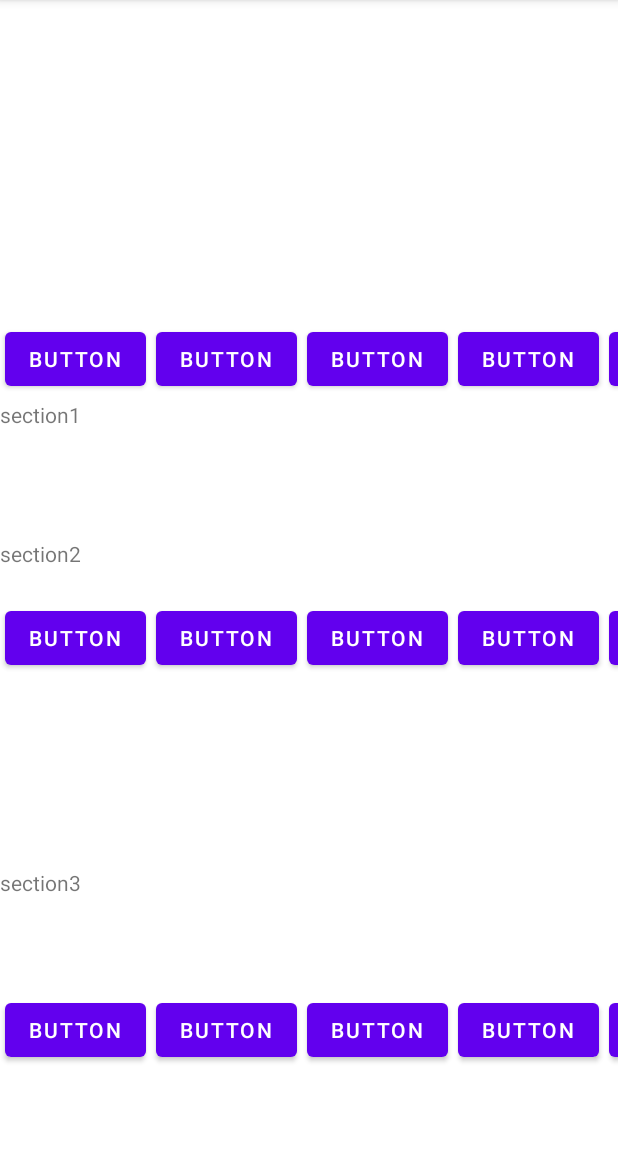
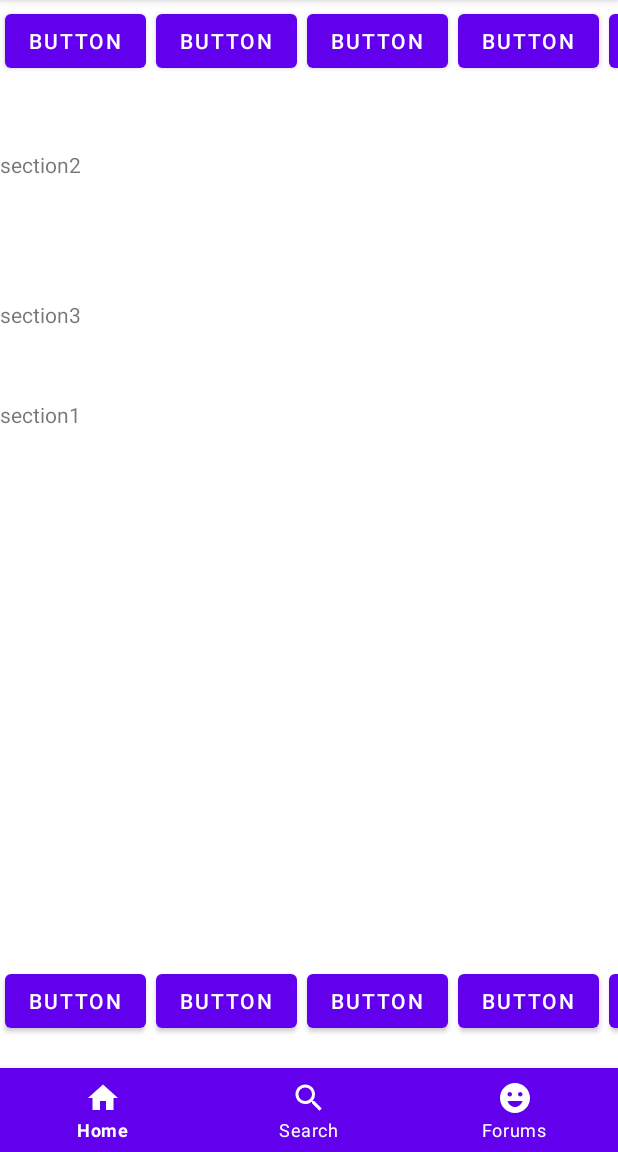
Before and after one commit to davidissak-zade/Vast, an Android app: the screen it shows after launch (MainActivity), on a phone screen of 412 x 824 dp, the part 84-1236 px from its top. Run offline under Robolectric (Android 15) with nearby library versions, the phone set to English and light mode, and no system bars.

Commit message:
navbar 1.2 +

```diff
--- /dev/null
+++ b/app/src/main/res/drawable/ic_community.xml
@@ -0,0 +1,5 @@
+<vector android:height="24dp" android:tint="#FFFFFF"
+    android:viewportHeight="24" android:viewportWidth="24"
+    android:width="24dp" xmlns:android="http://schemas.android.com/apk/res/android">
+    <path android:fillColor="@android:color/white" android:pathData="M11.99,2C6.47,2 2,6.48 2,12c0,5.52 4.47,10 9.99,10C17.52,22 22,17.52 22,12C22,6.48 17.52,2 11.99,2zM8.5,8C9.33,8 10,8.67 10,9.5S9.33,11 8.5,11S7,10.33 7,9.5S7.67,8 8.5,8zM12,18c-2.28,0 -4.22,-1.66 -5,-4h10C16.22,16.34 14.28,18 12,18zM15.5,11c-0.83,0 -1.5,-0.67 -1.5,-1.5S14.67,8 15.5,8S17,8.67 17,9.5S16.33,11 15.5,11z"/>
+</vector>
--- /dev/null
+++ b/app/src/main/res/drawable/ic_home.xml
@@ -0,0 +1,5 @@
+<vector android:height="24dp" android:tint="#FFFFFF"
+    android:viewportHeight="24" android:viewportWidth="24"
+    android:width="24dp" xmlns:android="http://schemas.android.com/apk/res/android">
+    <path android:fillColor="@android:color/white" android:pathData="M10,20v-6h4v6h5v-8h3L12,3 2,12h3v8z"/>
+</vector>
--- /dev/null
+++ b/app/src/main/res/drawable/ic_search.xml
@@ -0,0 +1,5 @@
+<vector android:height="24dp" android:tint="#FFFFFF"
+    android:viewportHeight="24" android:viewportWidth="24"
+    android:width="24dp" xmlns:android="http://schemas.android.com/apk/res/android">
+    <path android:fillColor="@android:color/white" android:pathData="M15.5,14h-0.79l-0.28,-0.27C15.41,12.59 16,11.11 16,9.5 16,5.91 13.09,3 9.5,3S3,5.91 3,9.5 5.91,16 9.5,16c1.61,0 3.09,-0.59 4.23,-1.57l0.27,0.28v0.79l5,4.99L20.49,19l-4.99,-5zM9.5,14C7.01,14 5,11.99 5,9.5S7.01,5 9.5,5 14,7.01 14,9.5 11.99,14 9.5,14z"/>
+</vector>
--- a/app/src/main/res/layout/activity_main.xml
+++ b/app/src/main/res/layout/activity_main.xml
@@ -1,5 +1,5 @@
 <?xml version="1.0" encoding="utf-8"?>
-<LinearLayout xmlns:android="http://schemas.android.com/apk/res/android"
+<RelativeLayout xmlns:android="http://schemas.android.com/apk/res/android"
     xmlns:app="http://schemas.android.com/apk/res-auto"
     xmlns:tools="http://schemas.android.com/tools"
     android:layout_width="match_parent"
@@ -7,6 +7,11 @@
     tools:context=".MainActivity"
     android:orientation="vertical">
 
+    <FrameLayout
+        android:id = "@+id/fl_wrapper"
+        android:layout_width="match_parent"
+        android:layout_height="match_parent"
+        android:layout_above="@id/bottom_navigation_panel"/>
 
     <TextView
         android:id="@+id/section1"
@@ -255,5 +260,16 @@
         android:translationY="-1000px"
         tools:srcCompat="@tools:sample/avatars" />
 
+<com.google.android.material.bottomnavigation.BottomNavigationView
+    android:id="@+id/bottom_navigation_panel"
+    android:layout_width="match_parent"
+    android:layout_height="wrap_content"
+    android:layout_alignParentBottom="true"
+    android:background="?android:attr/windowBackground"
+    app:itemBackground="@color/purple_500"
+    app:itemIconTint="#fff"
+    app:itemTextColor="#fff"
+    app:menu="@menu/bottom_nav_menu" />
 
-</LinearLayout>
+
+</RelativeLayout>
--- a/app/src/main/res/menu/bottom_nav_menu.xml
+++ b/app/src/main/res/menu/bottom_nav_menu.xml
@@ -1,12 +1,18 @@
 <?xml version="1.0" encoding="utf-8"?>
 <menu xmlns:android="http://schemas.android.com/apk/res/android">
     <item
-        android:id="@+id/person"
-        android:title="Person"/>
+        android:id = "@+id/ic_home"
+        android:icon = "@drawable/ic_home"
+        android:title = "Home" />
+
     <item
-        android:id="@+id/home"
-        android:title="Home"/>
+        android:id = "@+id/ic_search"
+        android:icon = "@drawable/ic_search"
+        android:title = "Search" />
+
     <item
-        android:id="@+id/settings"
-        android:title="Settings"/>
+        android:id = "@+id/ic_community"
+        android:icon = "@drawable/ic_community"
+        android:title = "Forums" />
+
 </menu>
```
Also changed, not shown: app/src/main/res/layout/fragment_discussions.xml (+7 -3 lines), app/src/main/res/layout/fragment_search_page.xml (+4 -3 lines).
